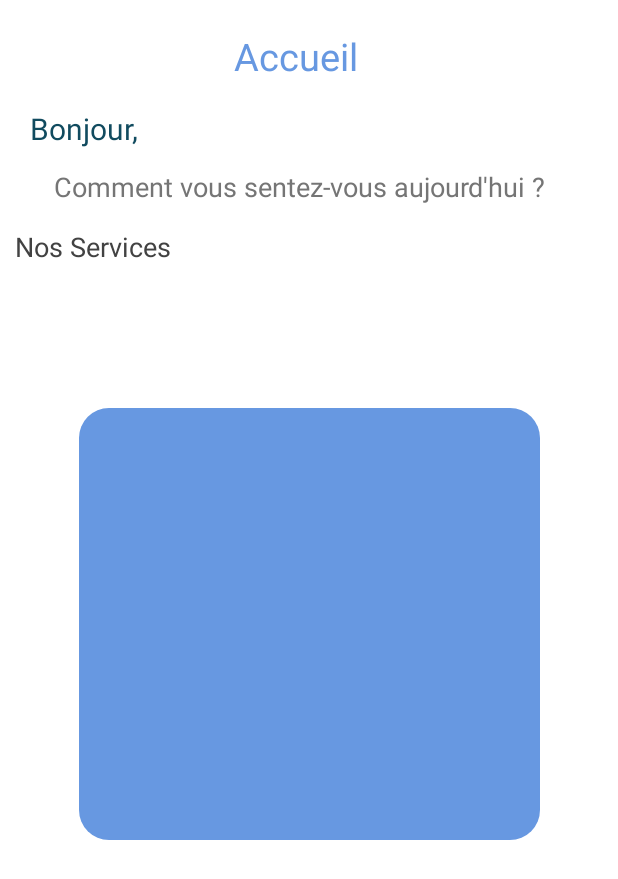
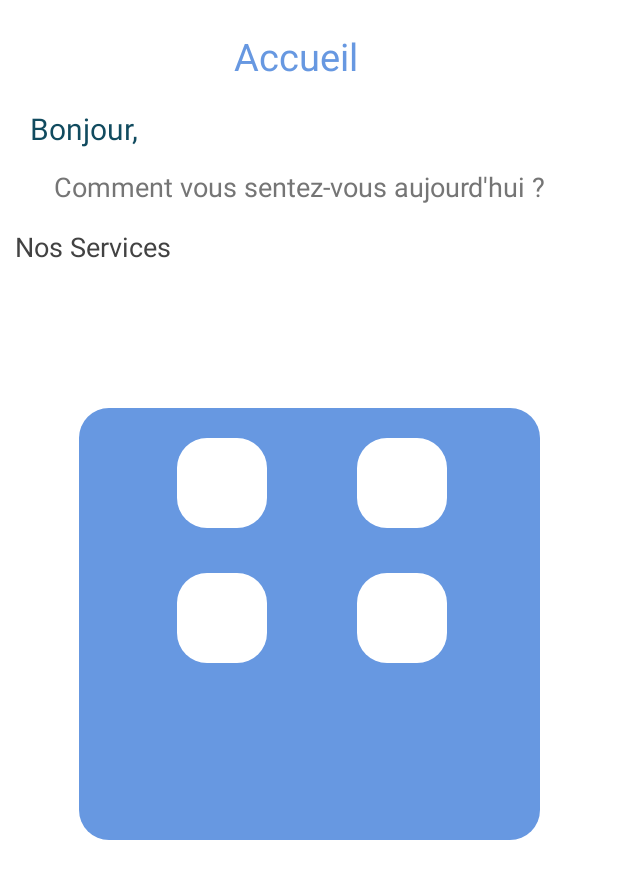
Before and after one commit to nouhelion/didactic-chainsaw, an Android app: the Home screen opened directly, with no data from a screen before it, on a phone screen of 412 x 824 dp. Shown: the top 879 px of the screen. Run offline under Robolectric (Android 15) with nearby library versions, the phone set to English and light mode, and no system bars.

Commit message:
bar deleted

```diff
--- /dev/null
+++ b/application/app/src/main/res/drawable/frame.xml
@@ -0,0 +1,5 @@
+<?xml version="1.0" encoding="utf-8"?>
+<shape android:shape="rectangle" xmlns:android="http://schemas.android.com/apk/res/android">
+    <solid android:color="@color/white"/>
+    <corners android:radius="20dp"/>
+</shape>
--- a/application/app/src/main/res/layout/activity_home.xml
+++ b/application/app/src/main/res/layout/activity_home.xml
@@ -50,7 +50,7 @@
         android:layout_width="130dp"
         android:layout_height="40dp"/>
 
-<androidx.constraintlayout.widget.ConstraintLayout
+  <androidx.constraintlayout.widget.ConstraintLayout
     android:layout_width="307dp"
     android:layout_height="288dp"
     app:layout_constraintTop_toBottomOf="@+id/service"
@@ -58,7 +58,46 @@
     app:layout_constraintEnd_toEndOf="parent"
     android:layout_marginTop="80dp"
     android:background="@drawable/services">
+    <androidx.constraintlayout.widget.ConstraintLayout
+        android:id="@+id/psy"
+        android:background="@drawable/frame"
+        app:layout_constraintStart_toStartOf="parent"
+        app:layout_constraintTop_toTopOf="parent"
+        android:layout_marginTop="20dp"
+        android:layout_marginStart="65dp"
+        android:layout_width="60dp"
+        android:layout_height="60dp">
+    </androidx.constraintlayout.widget.ConstraintLayout>
+      <androidx.constraintlayout.widget.ConstraintLayout
+          android:id="@+id/gyn"
+          android:background="@drawable/frame"
+          app:layout_constraintStart_toStartOf="@+id/psy"
+          app:layout_constraintTop_toTopOf="parent"
+          android:layout_marginTop="20dp"
+          android:layout_marginStart="120dp"
+          android:layout_width="60dp"
+          android:layout_height="60dp">
+      </androidx.constraintlayout.widget.ConstraintLayout>
+      <androidx.constraintlayout.widget.ConstraintLayout
+          android:id="@+id/derm"
+          android:background="@drawable/frame"
+          app:layout_constraintStart_toStartOf="parent"
+          app:layout_constraintTop_toBottomOf="@+id/psy"
+          android:layout_marginTop="30dp"
+          android:layout_marginStart="65dp"
+          android:layout_width="60dp"
+          android:layout_height="60dp">
+      </androidx.constraintlayout.widget.ConstraintLayout>
+      <androidx.constraintlayout.widget.ConstraintLayout
+          android:id="@+id/neur"
+          android:background="@drawable/frame"
+          app:layout_constraintStart_toStartOf="@+id/derm"
+          app:layout_constraintTop_toBottomOf="@+id/gyn"
+          android:layout_marginTop="30dp"
+          android:layout_marginStart="120dp"
+          android:layout_width="60dp"
+          android:layout_height="60dp">
+      </androidx.constraintlayout.widget.ConstraintLayout>
+  </androidx.constraintlayout.widget.ConstraintLayout>
 
 </androidx.constraintlayout.widget.ConstraintLayout>
-
-</androidx.constraintlayout.widget.ConstraintLayout>
--- a/application/app/src/main/res/values/strings.xml
+++ b/application/app/src/main/res/values/strings.xml
@@ -38,4 +38,7 @@
     <!-- TODO: Remove or change this placeholder text -->
     <string name="hello_blank_fragment">Hello blank fragment</string>
 
+
+    <!--trying out-->
+
 </resources>
--- a/application/app/src/main/res/values/styles.xml
+++ b/application/app/src/main/res/values/styles.xml
@@ -81,5 +81,7 @@
         <item name="android:textColor">#424242</item>
     </style>
 
+    <!-- trying out-->
+
 
 </resources>
```
